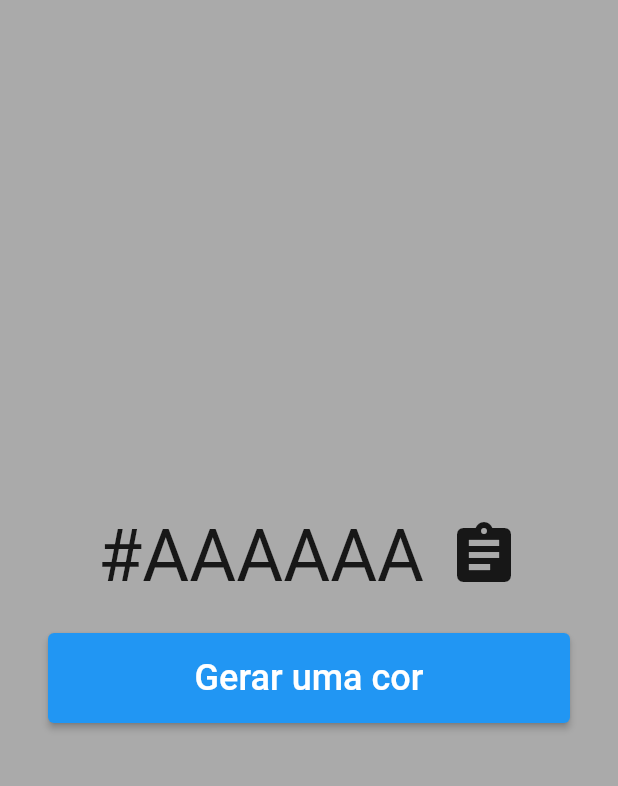
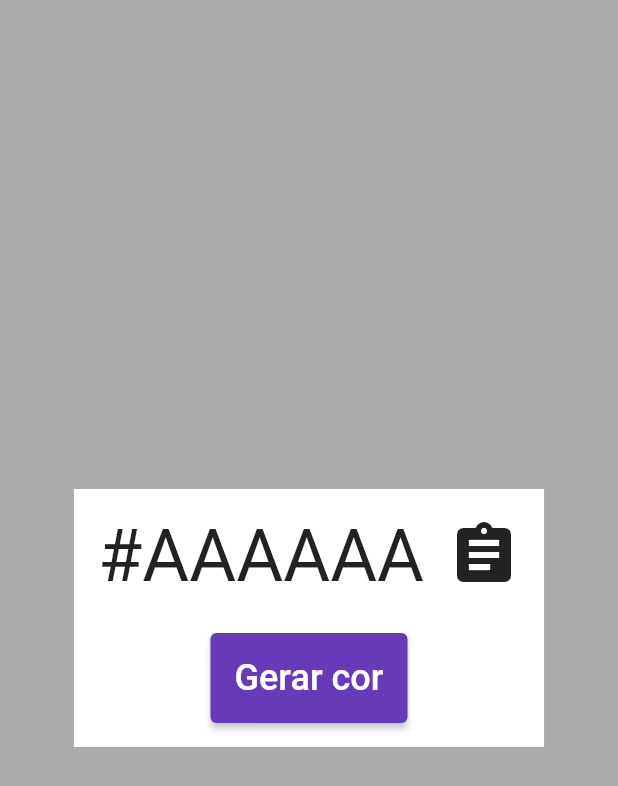
Before and after one commit to pedropfsf/generator_hexadecimal_code, a Flutter app: the screen it shows after launch, on a phone screen of 412 x 824 dp. Shown: the top 786 px of the screen. Run offline on Flutter 3.47's test engine with Material 2 defaults, Android fonts, the light colour scheme and no system bars.

Commit message:
feat(layout): Adicionado caixa branca em volta do conteúdo do aplicativo

```diff
--- a/lib/main.dart
+++ b/lib/main.dart
@@ -1,9 +1,10 @@
 import 'package:flutter/material.dart';
 import 'package:flutter/services.dart';
+import 'dart:math';
 
-import 'dart:math';
 import 'widgets/button.dart';
 import 'widgets/center_text.dart';
+import 'widgets/container_screen.dart';
 
 main() => runApp(const App());
 
@@ -56,13 +57,9 @@ class AppState extends State<App> {
 
   @override
   Widget build(BuildContext context) {
-    return MaterialApp(
-      home: Scaffold(
-        body: Container(
+    return ContainerScreen(
       color: mainColor,
       child: Column(
-            mainAxisAlignment: MainAxisAlignment.center,
-            crossAxisAlignment: CrossAxisAlignment.stretch,
         children: [
           Row(
             mainAxisAlignment: MainAxisAlignment.center,
@@ -80,12 +77,9 @@ class AppState extends State<App> {
             ]
           ),
           const SizedBox(height: 24),
-              Padding(
-                padding: const EdgeInsets.symmetric(horizontal: 32),
-                child: Button(
-                  title: 'Gerar uma cor',
+          Button(
+            title: 'Gerar cor',
             onPressed: generateColor,
-                )
           ),
           Visibility(
             visible: message.isNotEmpty,
@@ -96,17 +90,15 @@ class AppState extends State<App> {
                   message,
                   textAlign: TextAlign.center,
                   style: const TextStyle(
-                        fontSize: 24,
+                    fontSize: 20,
                     fontWeight: FontWeight.bold,
                   )
                 )
               ]
             )
+          )
+        ]
       ),
-            ],
-          ),
-        )
-      )
     );
   }
 }
--- a/lib/widgets/button.dart
+++ b/lib/widgets/button.dart
@@ -15,8 +15,8 @@ class Button extends StatelessWidget {
     return ElevatedButton(
       onPressed: onPressed,
       style: const ButtonStyle(
-        padding: MaterialStatePropertyAll(EdgeInsets.symmetric(vertical: 16)),
-
+        padding: MaterialStatePropertyAll(EdgeInsets.all(16)),
+        backgroundColor: MaterialStatePropertyAll(Colors.deepPurple),
       ),
       child: Text(title, style: const TextStyle(fontSize: 24)),
     );
--- /dev/null
+++ b/lib/widgets/container_screen.dart
@@ -0,0 +1,39 @@
+import 'package:flutter/material.dart';
+
+class ContainerScreen extends StatelessWidget {
+  const ContainerScreen({
+    super.key,
+    required this.color,
+    required this.child,
+  });
+
+  final Color color;
+  final Widget child;
+
+  @override
+  Widget build(BuildContext context) {
+    return MaterialApp(
+      home: Scaffold(
+        body: Container(
+          color: color,
+          child: Column(
+            mainAxisAlignment: MainAxisAlignment.center,
+            crossAxisAlignment: CrossAxisAlignment.stretch,
+            children: [
+              Row(
+                mainAxisAlignment: MainAxisAlignment.center,
+                children: [
+                  Container(
+                    color: Colors.white,
+                    padding: const EdgeInsets.all(16),
+                    child: child,
+                  ),
+                ]
+              )
+            ]
+          ),
+        ),
+      )
+    );
+  }
+}
```
Lines whose indentation alone changed are shown as unchanged.
